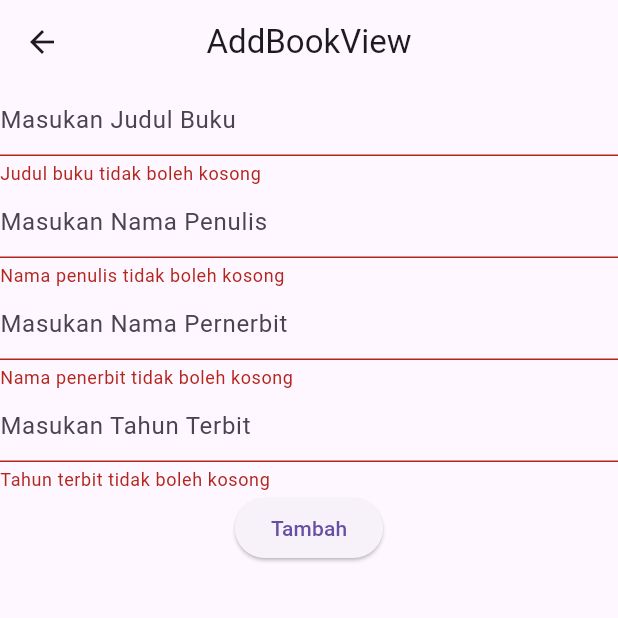
After one commit to audysaja/perpustakaan_petugas, a Flutter app: the AddBookView screen opened by its route, after a tap on "Tambah", on a phone screen of 412 x 824 dp, the top half of it. The commit adds this screen. Run offline on Flutter 3.47's test engine with Material 3 defaults, Android fonts, the phone set to English and light mode, and no system bars; our stand-ins replace dio, get, get_storage, pretty_dio_logger; accounts and stored records are empty.

Commit message:
Add Book

```diff
--- /dev/null
+++ b/lib/app/modules/add_book/bindings/add_book_binding.dart
@@ -0,0 +1,12 @@
+import 'package:get/get.dart';
+
+import '../controllers/add_book_controller.dart';
+
+class AddBookBinding extends Bindings {
+  @override
+  void dependencies() {
+    Get.lazyPut<AddBookController>(
+      () => AddBookController(),
+    );
+  }
+}
--- /dev/null
+++ b/lib/app/modules/add_book/controllers/add_book_controller.dart
@@ -0,0 +1,67 @@
+import 'package:dio/dio.dart' as dio;
+import 'package:flutter/cupertino.dart';
+import 'package:flutter/material.dart';
+import 'package:get/get.dart';
+
+import '../../../data/constant/endpoint.dart';
+import '../../../data/provider/api_provider.dart';
+import '../../../data/provider/storange_provider.dart';
+import '../../../routes/app_pages.dart';
+
+class AddBookController extends GetxController {
+  final GlobalKey<FormState> formKey = GlobalKey<FormState>();
+  final TextEditingController judulController = TextEditingController();
+  final TextEditingController penulisController = TextEditingController();
+  final TextEditingController penerbitController = TextEditingController();
+  final TextEditingController tahunController = TextEditingController();
+
+  final count = 0.obs;
+  @override
+  void onInit() {
+    super.onInit();
+  }
+
+  @override
+  void onReady() {
+    super.onReady();
+  }
+
+  @override
+  void onClose() {
+    super.onClose();
+  }
+
+  void increment() => count.value++;
+  final loadingBook = false.obs;
+  addBook() async {
+    loadingBook(true);
+    try{
+      FocusScope.of(Get.context!).unfocus();
+      formKey.currentState?.save();
+      if (formKey.currentState!.validate()){
+        final response = await ApiProvider.instance().post(Endpoint.book,
+            data:
+            {
+              "judul": judulController.text.toString(),
+              "penulis": penulisController.text.toString(),
+              "penerbit": penerbitController.text.toString(),
+              "tahun_terbit": int.parse(tahunController.text.toString())
+            }
+        );
+        if (response.statusCode == 200){
+          Get.back();
+        } else {
+          Get.snackbar("Buku", "Berhasil Ditambah", backgroundColor: Colors.green);
+        }
+      }
+      loadingBook(false);
+    } on dio.DioException catch (e){
+      loadingBook(false);
+      Get.snackbar("Sorry", e.message ?? "", backgroundColor: Colors.red);
+    } catch (e) {
+      loadingBook(false);
+      Get.snackbar("Error", e.toString(), backgroundColor: Colors.red);
+      throw Exception('Error: $e');
+    }
+  }
+}
--- /dev/null
+++ b/lib/app/modules/add_book/views/add_book_view.dart
@@ -0,0 +1,68 @@
+import 'package:flutter/material.dart';
+
+import 'package:get/get.dart';
+
+import '../controllers/add_book_controller.dart';
+
+class AddBookView extends GetView<AddBookController> {
+  const AddBookView({Key? key}) : super(key: key);
+  @override
+  Widget build(BuildContext context) {
+    return Scaffold(
+      appBar: AppBar(
+        title: const Text('AddBookView'),
+        centerTitle: true,
+      ),
+      body: Form(key: controller.formKey,
+        child: Column(
+          children: [
+            TextFormField(
+              controller: controller.judulController,
+              decoration: InputDecoration(hintText: "Masukan Judul Buku"),
+              validator: (value) {
+                if (value!.isEmpty) {
+                  return "Judul buku tidak boleh kosong";
+                }
+                return null;
+              },
+            ),
+            TextFormField(
+              controller: controller.penulisController,
+              decoration: InputDecoration(hintText: "Masukan Nama Penulis"),
+              validator: (value) {
+                if (value!.isEmpty) {
+                  return "Nama penulis tidak boleh kosong";
+                }
+                return null;
+              },
+            ),TextFormField(
+              controller: controller.penerbitController,
+              decoration: InputDecoration(hintText: "Masukan Nama Pernerbit"),
+              validator: (value) {
+                if (value!.isEmpty) {
+                  return "Nama penerbit tidak boleh kosong";
+                }
+                return null;
+              },
+            ),TextFormField(
+              controller: controller.tahunController,
+              decoration: InputDecoration(hintText: "Masukan Tahun Terbit"),
+              validator: (value) {
+                if (value!.isEmpty) {
+                  return "Tahun terbit tidak boleh kosong";
+                }
+                return null;
+              },
+            ),
+            Obx(() =>
+            controller.loadingBook.value?
+            CircularProgressIndicator():
+            ElevatedButton(onPressed: () {
+              controller.addBook();
+            }, child: Text("Tambah")))
+          ],
+        ),
+      )
+    );
+  }
+}
--- a/lib/app/modules/login/controllers/login_controller.dart
+++ b/lib/app/modules/login/controllers/login_controller.dart
@@ -24,6 +24,10 @@ class LoginController extends GetxController {
   @override
   void onReady() {
     super.onReady();
+    String status = StorageProvider.read(StorageKey.status);
+    if (status == "Logged"){
+      Get.offAllNamed(Routes.HOME);
+    }
   }
 
   @override
--- a/lib/app/routes/app_routes.dart
+++ b/lib/app/routes/app_routes.dart
@@ -5,10 +5,16 @@ abstract class Routes {
   Routes._();
   static const HOME = _Paths.HOME;
   static const LOGIN = _Paths.LOGIN;
+  static const BOOK = _Paths.BOOK;
+  static const ADD_BOOK = _Paths.ADD_BOOK;
+  static const PEMINJAMAN = _Paths.PEMINJAMAN;
 }
 
 abstract class _Paths {
   _Paths._();
   static const HOME = '/home';
   static const LOGIN = '/login';
+  static const BOOK = '/book';
+  static const ADD_BOOK = '/add-book';
+  static const PEMINJAMAN = '/peminjaman';
 }
--- a/lib/main.dart
+++ b/lib/main.dart
@@ -1,10 +1,12 @@
 import 'package:flutter/material.dart';
 
 import 'package:get/get.dart';
+import 'package:get_storage/get_storage.dart';
 
 import 'app/routes/app_pages.dart';
 
 void main() {
+  GetStorage.init();
   runApp(
     GetMaterialApp(
       title: "Application",
```
Also changed, not shown: lib/app/modules/book/bindings/book_binding.dart (added, +12 -0 lines), lib/app/modules/book/controllers/book_controller.dart (added, +49 -0 lines), lib/app/modules/book/views/book_view.dart (added, +33 -0 lines), lib/app/modules/home/views/home_view.dart (+10 -5 lines), lib/app/modules/peminjaman/bindings/peminjaman_binding.dart (added, +12 -0 lines), lib/app/modules/peminjaman/controllers/peminjaman_controller.dart (added, +51 -0 lines), lib/app/modules/peminjaman/views/peminjaman_view.dart (added, +29 -0 lines), lib/app/routes/app_pages.dart (+22 -1 lines).
